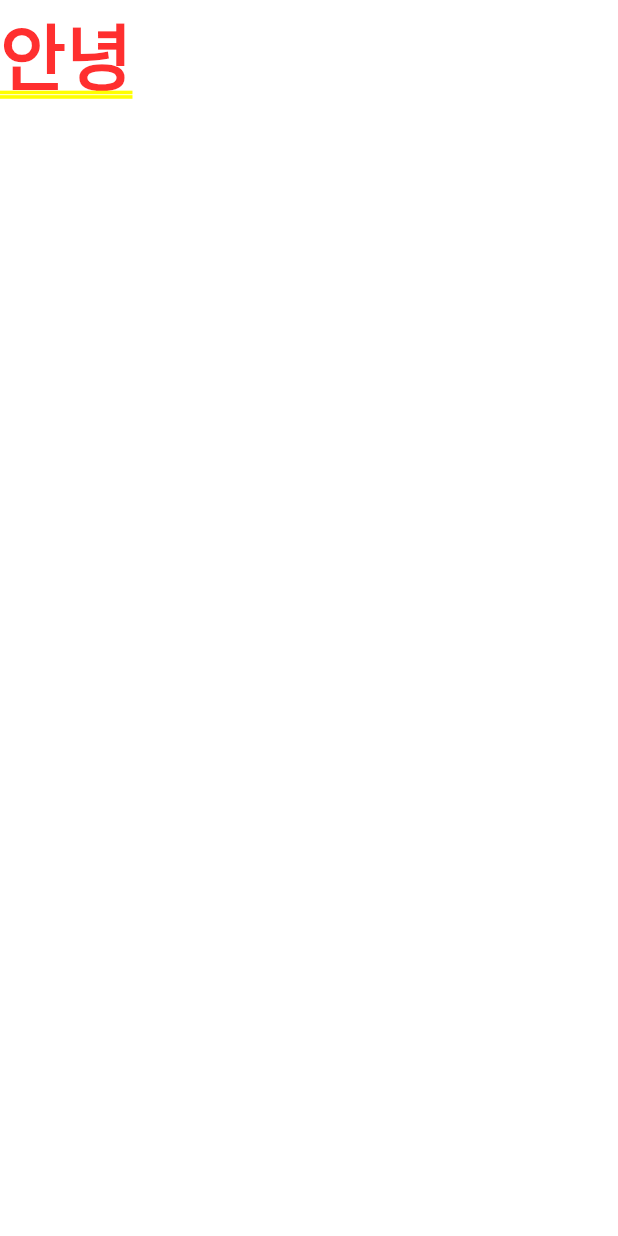
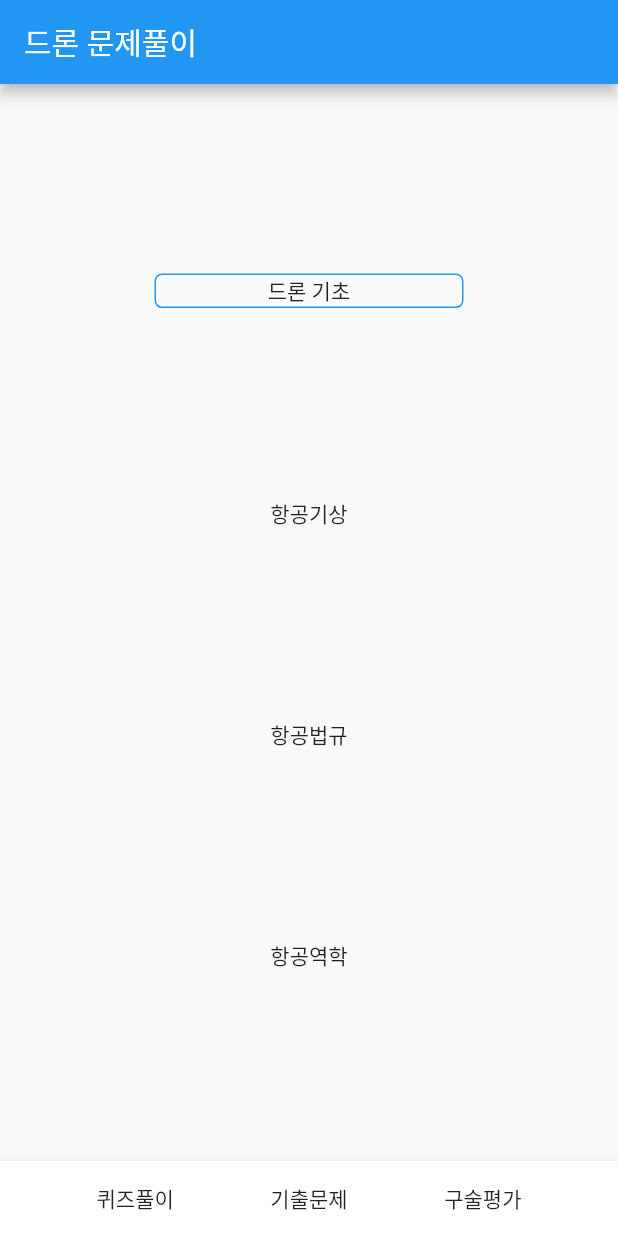
Before and after one commit to wnwoghd22/hive, a Flutter app: the screen it shows after launch, on a phone screen of 412 x 824 dp. Run offline on Flutter 3.47's test engine with Material 2 defaults, Android fonts, the phone set to English and light mode, and no system bars.

Commit message:
Update main.dart

```diff
--- a/lib/main.dart
+++ b/lib/main.dart
@@ -10,7 +10,47 @@ class MyApp extends StatelessWidget {
   @override
   Widget build(BuildContext context) {
     return MaterialApp(
-      home: Text('안녕')
+      home: Scaffold(
+        appBar: AppBar(
+          title: Text('드론 문제풀이')
+        ),
+        body: Center(
+          child: Column(
+            mainAxisAlignment: MainAxisAlignment.spaceEvenly,
+            crossAxisAlignment: CrossAxisAlignment.center,
+            children: [
+              FractionallySizedBox(
+                widthFactor: 0.5,
+                child: Container(
+                  alignment: Alignment.center,
+                  decoration: BoxDecoration(
+                    border: Border.all(color: Colors.blue),
+                    borderRadius: BorderRadius.circular(5),
+                  ),
+                  child: Text('드론 기초'),
+                ),
+              ),
+              Text('항공기상'),
+              Text('항공법규'),
+              Text('항공역학'),
+            ]
+          )
+        ),
+        bottomNavigationBar: BottomAppBar(
+          child: SizedBox(
+            height: 50,
+            child: Row(
+                mainAxisAlignment: MainAxisAlignment.spaceEvenly,
+                crossAxisAlignment: CrossAxisAlignment.center,
+                children: [
+                  Text('퀴즈풀이'),
+                  Text('기출문제'),
+                  Text('구술평가'),
+                ]
+            ),
+          )
+        ),
+      )
     );
   }
 }
```
